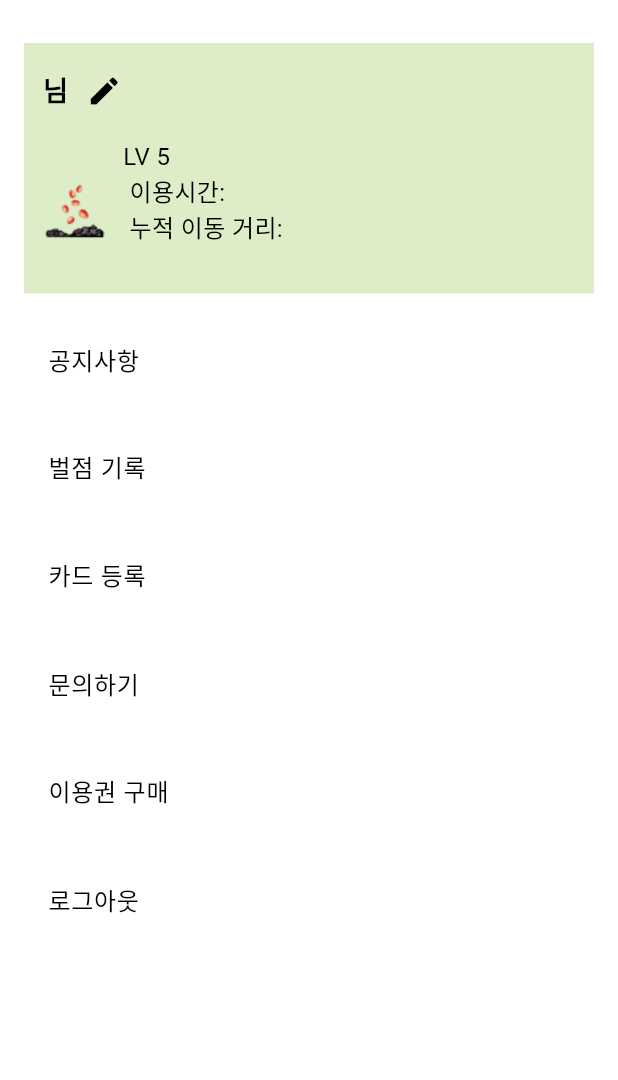
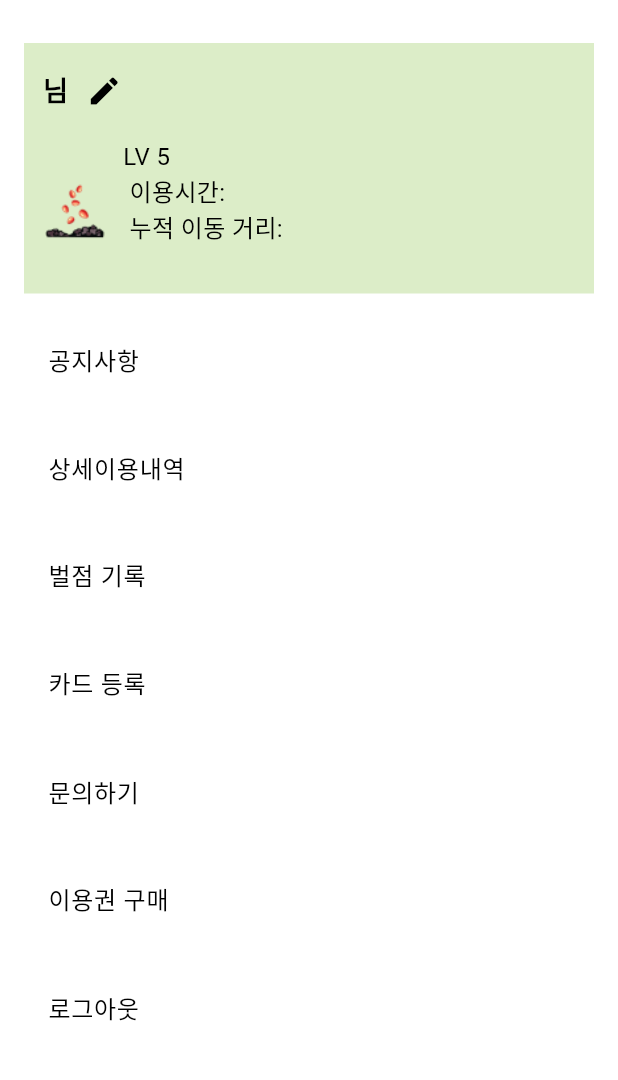
Before and after one commit to safeT-CE/Flutter_main, a Flutter app: the ProfilePage screen opened by its route, on a phone screen of 412 x 824 dp, the part 65-1145 px from its top. Run offline on Flutter 3.47's test engine with Material 3 defaults, Android fonts, the phone set to English and light mode, and no system bars; our stand-ins replace camera, geolocator, shared_preferences; missing offline and left inert: google_ml_kit, kakao_map_plugin, qr_code_scanner; accounts and stored records are empty.

Commit message:
상세이용

```diff
--- /dev/null
+++ b/lib/pages/detailed_usage_data.dart
@@ -0,0 +1,45 @@
+import 'package:flutter/foundation.dart';
+import 'package:kakao_map_plugin/kakao_map_plugin.dart';
+
+class DetailedUsage {
+  final String date;           // 이용 날짜
+  final String driveTime;      // 주행 시간
+  final double driveDistance;  // 주행 거리 (단위: km)
+  final String imagePath;      // 이미지 경로
+  final LatLng location;       // 위치 (위도, 경도)
+
+  DetailedUsage({
+    required this.date,
+    required this.driveTime,
+    required this.driveDistance,
+    required this.imagePath,
+    required this.location,
+  });
+}
+
+class DetailedUsageData extends ChangeNotifier {
+  List<DetailedUsage> _usages = [
+    DetailedUsage(
+      date: '2024-08-10',
+      driveTime: '2시간 30분',
+      driveDistance: 35.5,
+      imagePath: 'assets/image/city_hall.png',
+      location: LatLng(37.5665, 126.9780), // 서울시청 위치
+    ),
+    DetailedUsage(
+      date: '2024-08-11',
+      driveTime: '1시간 45분',
+      driveDistance: 22.0,
+      imagePath: 'assets/image/myungdong.png',
+      location: LatLng(37.5651, 126.9895), // 명동 위치
+    ),
+    // 추가 이용 내역을 여기에 추가할 수 있습니다.
+  ];
+
+  List<DetailedUsage> get usages => _usages;
+
+  void addUsage(DetailedUsage usage) {
+    _usages.add(usage);
+    notifyListeners();
+  }
+}
--- /dev/null
+++ b/lib/pages/pages/identification_page.dart
@@ -0,0 +1 @@
+// TODO Implement this library.
--- a/lib/pages/penalty_detail_page.dart
+++ b/lib/pages/penalty_detail_page.dart
@@ -18,7 +18,7 @@ class PenaltyDetailPage extends StatelessWidget {
       child: Scaffold(
         appBar: AppBar(
           title: const Text('벌점 상세'),
-          backgroundColor: Colors.white,
+          backgroundColor: safeTgreen,
           foregroundColor: Colors.black,
         ),
         body: SingleChildScrollView(
--- a/lib/pages/penalty_page.dart
+++ b/lib/pages/penalty_page.dart
@@ -16,7 +16,7 @@ class PenaltyPage extends StatelessWidget {
       child: Scaffold(
         appBar: AppBar(
           title: Text('벌점 기록'),
-          backgroundColor: Colors.white,
+          backgroundColor: safeTgreen,
           foregroundColor: Colors.black,
         ),
         body: Padding(
--- a/lib/pages/profile_page.dart
+++ b/lib/pages/profile_page.dart
@@ -5,6 +5,7 @@ import 'package:shared_preferences/shared_preferences.dart';
 import '../main.dart';
 import '../utils/auth_helper.dart';
 import 'announcement_page.dart';
+import 'detailed_usage_page.dart';
 import 'login_page.dart';
 import 'payment_selection_page.dart';
 import 'penalty_page.dart';
@@ -172,6 +173,16 @@ class _ProfilePageState extends State<ProfilePage> {
               ),
               const Divider(),
               ListTile(
+                title: const Text('상세이용내역'),
+                onTap: () {
+                  Navigator.push(
+                    context,
+                    MaterialPageRoute(builder: (context) => DetailedUsagePage()),
+                  );
+                },
+              ),
+              const Divider(),
+              ListTile(
                 title: const Text('벌점 기록'),
                 onTap: () {
                   Navigator.push(
--- a/lib/pages/return_page.dart
+++ b/lib/pages/return_page.dart
@@ -12,11 +12,11 @@ class ReturnPage extends StatelessWidget {
       child: Scaffold(
         appBar: AppBar(
           title: Text('반납하기'),
-          backgroundColor: Colors.white,
+          backgroundColor: safeTgreen,
           foregroundColor: Colors.black,
         ),
       body: Container(
-        color: safeTlightgreen,
+        color: Colors.white,
         child: Center(
           child: ElevatedButton(
             onPressed: () {
--- a/pubspec.yaml
+++ b/pubspec.yaml
@@ -38,6 +38,7 @@ dependencies:
   provider: ^6.0.3
   camera: ^0.10.0+4
   intl: ^0.17.0
+  kakao_flutter_sdk: ^1.9.5
 
 
 
```
Also changed, not shown: lib/main.dart (+19 -1 lines), lib/pages/detailed_usage_map_page.dart (added, +54 -0 lines), lib/pages/detailed_usage_page.dart (added, +67 -0 lines), lib/pages/identification_page.dart (+53 -11 lines), lib/pages/rent_page.dart (+11 -23 lines), assets/image/city_hall.png (added), assets/image/marker_icon_converted.png (added), assets/image/myungdong.png (added), pubspec.lock, 2 other files.
